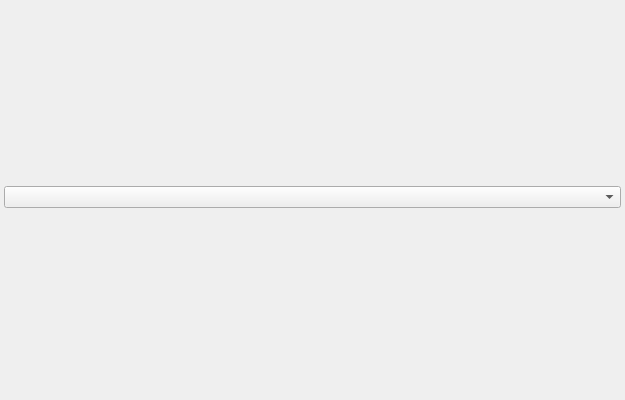
First picture: the form in source/cppview.ui, repository pionere/d1-graphics-tool, before the edit.
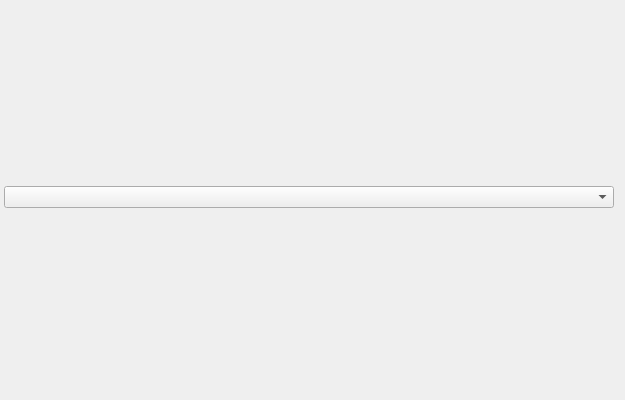
Second picture: the form after the edit.

Diff of the .ui file:
```diff
--- a/source/cppview.ui
+++ b/source/cppview.ui
@@ -21,7 +21,18 @@
     <widget class="QLabel" name="cppLabel"/>
    </item>
    <item>
-    <widget class="QComboBox" name="tablesComboBox"/>
+    <layout class="QHBoxLayout">
+     <item>
+      <widget class="QComboBox" name="tablesComboBox"/>
+     </item>
+     <item>
+      <spacer>
+       <property name="orientation">
+        <enum>Qt::Horizontal</enum>
+       </property>
+      </spacer>
+     </item>
+    </layout>
    </item>
    <item>
     <widget class="QWidget">
```
